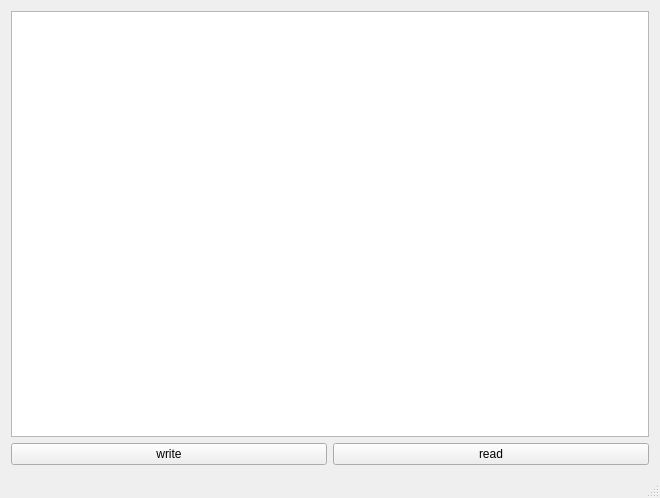
Qt form firstgui/mainwindow.ui (MacroGu/qtProject) before a commit.
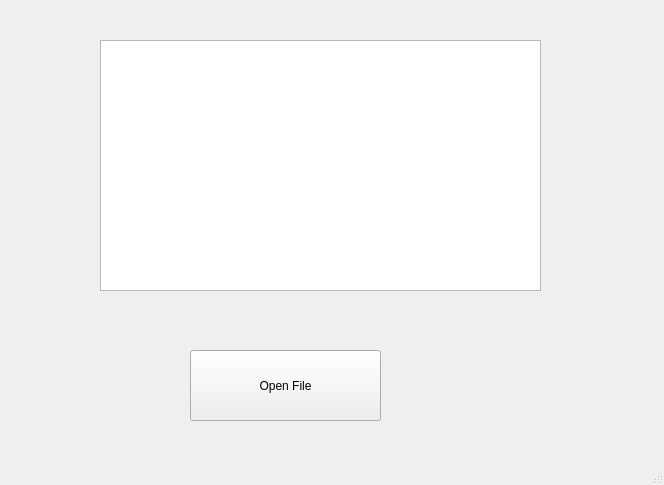
The same form after that commit.

Patch:
```diff
--- a/firstgui/mainwindow.ui
+++ b/firstgui/mainwindow.ui
@@ -6,8 +6,8 @@
    <rect>
     <x>0</x>
     <y>0</y>
-    <width>660</width>
-    <height>498</height>
+    <width>664</width>
+    <height>485</height>
    </rect>
   </property>
   <property name="windowTitle">
@@ -17,33 +17,29 @@
    <string notr="true"/>
   </property>
   <widget class="QWidget" name="centralWidget">
-   <layout class="QVBoxLayout" name="verticalLayout_2">
-    <item>
-     <layout class="QVBoxLayout" name="verticalLayout">
-      <item>
-       <widget class="QPlainTextEdit" name="plainTextEdit"/>
-      </item>
-      <item>
-       <layout class="QHBoxLayout" name="horizontalLayout">
-        <item>
          <widget class="QPushButton" name="pushButton">
+    <property name="geometry">
+     <rect>
+      <x>190</x>
+      <y>350</y>
+      <width>191</width>
+      <height>71</height>
+     </rect>
+    </property>
           <property name="text">
-           <string>write</string>
-          </property>
-         </widget>
-        </item>
-        <item>
-         <widget class="QPushButton" name="pushButton_2">
-          <property name="text">
-           <string>read</string>
-          </property>
-         </widget>
-        </item>
-       </layout>
-      </item>
-     </layout>
-    </item>
-   </layout>
+     <string>Open File</string>
+    </property>
+   </widget>
+   <widget class="QPlainTextEdit" name="plainTextEdit">
+    <property name="geometry">
+     <rect>
+      <x>100</x>
+      <y>40</y>
+      <width>441</width>
+      <height>251</height>
+     </rect>
+    </property>
+   </widget>
   </widget>
   <widget class="QMenuBar" name="menuBar">
    <property name="geometry">
```
Left out of the diff: 2 changed lines with no effect on the pictures. Lines whose indentation alone changed are shown as unchanged.
